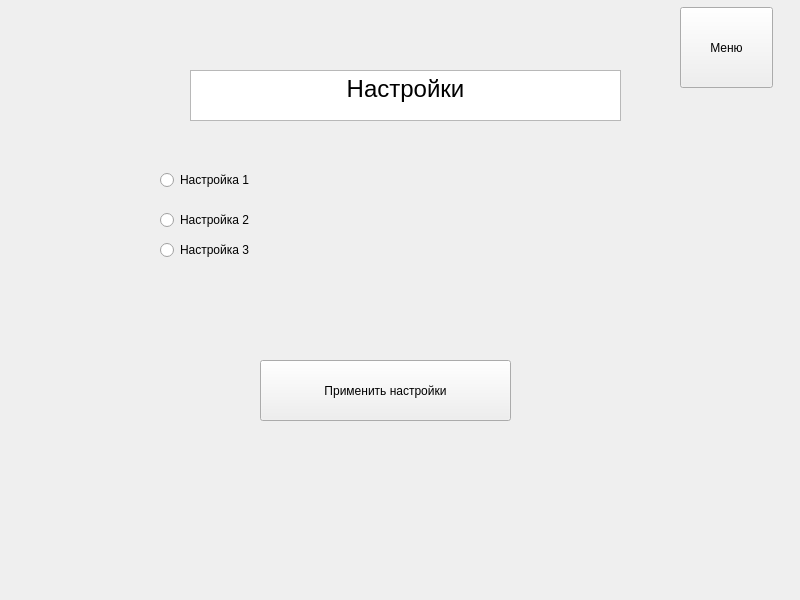
The window that Task5/Resources/ui/forms/settings.ui (SaVyrin/Languages-and-Programming-Systems) describes before a commit, drawn with Qt 5.
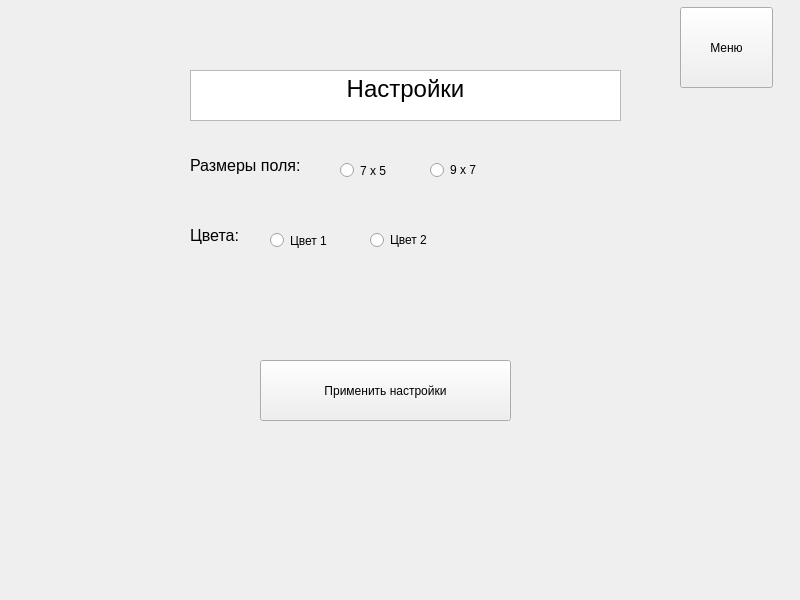
The same window after the commit.

What changed in the file:
```diff
--- a/Task5/Resources/ui/forms/settings.ui
+++ b/Task5/Resources/ui/forms/settings.ui
@@ -30,14 +30,14 @@
    <widget class="QRadioButton" name="radioButton">
     <property name="geometry">
      <rect>
-      <x>160</x>
-      <y>170</y>
-      <width>95</width>
-      <height>20</height>
+      <x>340</x>
+      <y>160</y>
+      <width>91</width>
+      <height>21</height>
      </rect>
     </property>
     <property name="text">
-     <string>Настройка 1</string>
+     <string>7 х 5</string>
     </property>
    </widget>
    <widget class="QTextEdit" name="textEdit">
@@ -60,27 +60,27 @@
    <widget class="QRadioButton" name="radioButton_2">
     <property name="geometry">
      <rect>
-      <x>160</x>
-      <y>210</y>
+      <x>430</x>
+      <y>160</y>
       <width>95</width>
       <height>20</height>
      </rect>
     </property>
     <property name="text">
-     <string>Настройка 2</string>
+     <string>9 х 7</string>
     </property>
    </widget>
    <widget class="QRadioButton" name="radioButton_3">
     <property name="geometry">
      <rect>
-      <x>160</x>
-      <y>240</y>
+      <x>270</x>
+      <y>230</y>
       <width>95</width>
-      <height>20</height>
+      <height>21</height>
      </rect>
     </property>
     <property name="text">
-     <string>Настройка 3</string>
+     <string>Цвет 1</string>
     </property>
    </widget>
    <widget class="QPushButton" name="pushButton_2">
@@ -96,6 +96,45 @@
      <string>Применить настройки</string>
     </property>
    </widget>
+   <widget class="QLabel" name="label">
+    <property name="geometry">
+     <rect>
+      <x>190</x>
+      <y>140</y>
+      <width>141</width>
+      <height>51</height>
+     </rect>
+    </property>
+    <property name="text">
+     <string>&lt;html&gt;&lt;head/&gt;&lt;body&gt;&lt;p&gt;&lt;span style=&quot; font-size:12pt;&quot;&gt;Размеры поля:&lt;/span&gt;&lt;/p&gt;&lt;/body&gt;&lt;/html&gt;</string>
+    </property>
+   </widget>
+   <widget class="QLabel" name="label_2">
+    <property name="geometry">
+     <rect>
+      <x>190</x>
+      <y>210</y>
+      <width>91</width>
+      <height>51</height>
+     </rect>
+    </property>
+    <property name="text">
+     <string>&lt;html&gt;&lt;head/&gt;&lt;body&gt;&lt;p&gt;&lt;span style=&quot; font-size:12pt;&quot;&gt;Цвета:&lt;/span&gt;&lt;/p&gt;&lt;/body&gt;&lt;/html&gt;</string>
+    </property>
+   </widget>
+   <widget class="QRadioButton" name="radioButton_4">
+    <property name="geometry">
+     <rect>
+      <x>370</x>
+      <y>230</y>
+      <width>95</width>
+      <height>20</height>
+     </rect>
+    </property>
+    <property name="text">
+     <string>Цвет 2</string>
+    </property>
+   </widget>
   </widget>
  </widget>
  <resources/>
```
